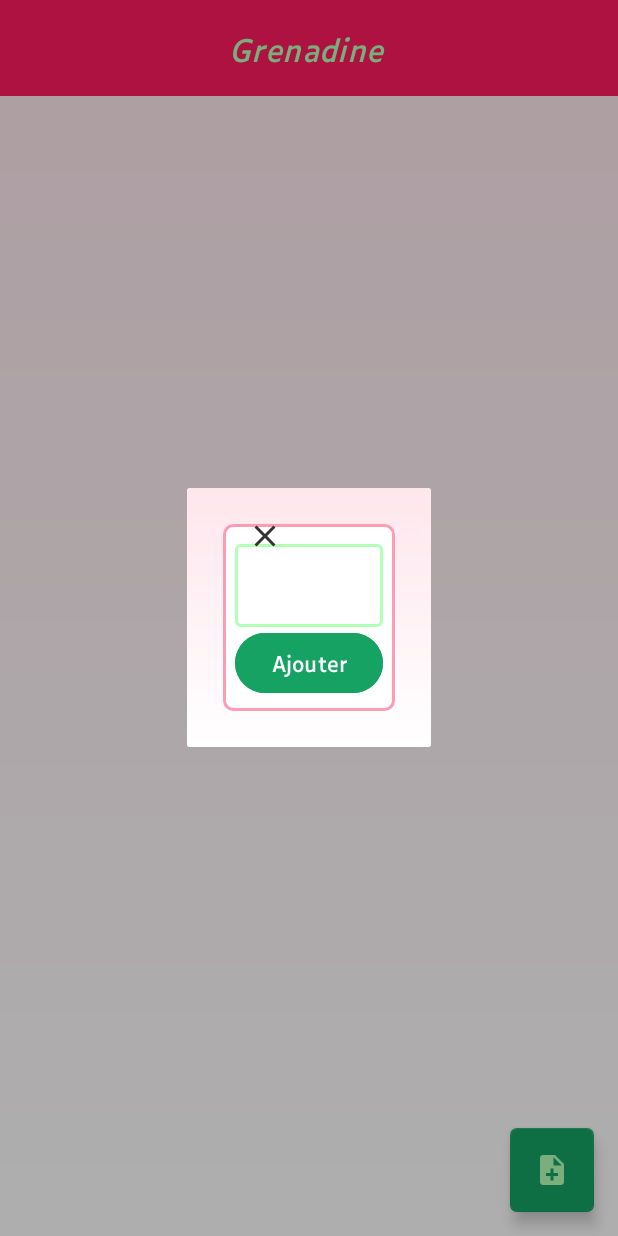
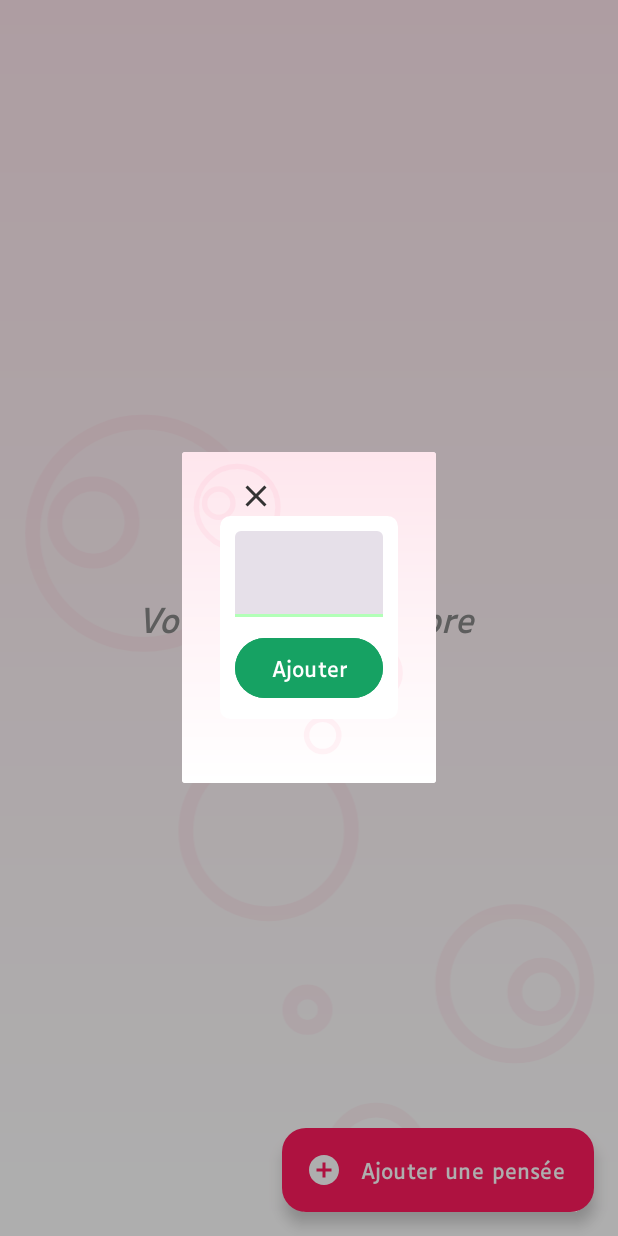
Before and after one commit to silwek/grenadine, an Android app: the fragment NewNoteDialogFragment placed in its activity, on a phone screen of 412 x 824 dp. Run offline under Robolectric (Android 15) with nearby library versions, the phone set to English and light mode, and no system bars; our stand-ins replace Room's generated code.

Commit message:
UI clean

```diff
--- a/app/src/main/java/com/silwek/grenadine/ui/MainActivity.kt
+++ b/app/src/main/java/com/silwek/grenadine/ui/MainActivity.kt
@@ -1,7 +1,9 @@
 package com.silwek.grenadine.ui
 
 import android.os.Bundle
+import android.view.View
 import androidx.appcompat.app.AppCompatActivity
+import androidx.appcompat.app.AppCompatDelegate
 import androidx.core.view.WindowCompat
 import androidx.recyclerview.widget.LinearLayoutManager
 import com.silwek.grenadine.databinding.ActivityMainBinding
@@ -18,10 +20,10 @@ class MainActivity : AppCompatActivity() {
 
     override fun onCreate(savedInstanceState: Bundle?) {
         WindowCompat.setDecorFitsSystemWindows(window, false)
+        AppCompatDelegate.setDefaultNightMode(AppCompatDelegate.MODE_NIGHT_NO)
         super.onCreate(savedInstanceState)
         binding = ActivityMainBinding.inflate(layoutInflater)
         setContentView(binding.root)
-        setSupportActionBar(binding.toolbar)
 
         binding.listNotes.layoutManager = LinearLayoutManager(this)
         binding.listNotes.adapter = adapter
@@ -50,6 +52,7 @@ class MainActivity : AppCompatActivity() {
         adapter.updateItems(notes) {
             binding.refreshListNotes.isRefreshing = false
         }
+        binding.emptyView.visibility = if (notes.isEmpty()) View.VISIBLE else View.INVISIBLE
     }
 
     private fun deleteNote(note: Note) {
--- a/app/src/main/res/drawable/bg_note_item.xml
+++ b/app/src/main/res/drawable/bg_note_item.xml
@@ -3,7 +3,7 @@
     <item>
         <shape android:shape="rectangle" >
             <solid android:color="@color/white" android:width="2dp" />
-            <stroke android:color="@color/lightColor" android:width="2dp" />
+            <stroke android:color="@color/white" android:width="2dp" />
             <corners android:radius="6dp" />
         </shape>
     </item>
--- /dev/null
+++ b/app/src/main/res/drawable/bubbles.xml
@@ -0,0 +1,30 @@
+<vector xmlns:android="http://schemas.android.com/apk/res/android"
+    android:width="144dp"
+    android:height="200dp"
+    android:viewportWidth="410"
+    android:viewportHeight="569.35">
+  <path
+      android:fillColor="#FF000000"
+      android:pathData="M165.16,85.08C165.16,129.28 129.28,165.16 85.08,165.16C40.88,165.16 5,129.28 5,85.08C5,40.88 40.88,5 85.08,5C129.28,5 165.16,40.88 165.16,85.08Z"
+      android:strokeWidth="10"
+      android:fillAlpha="0"
+      android:strokeColor="#000000"/>
+  <path
+      android:fillColor="#FF000000"
+      android:pathData="M235.08,299.72C235.08,332.7 208.31,359.47 175.33,359.47C142.35,359.47 115.57,332.7 115.57,299.72C115.57,266.73 142.35,239.96 175.33,239.96C208.31,239.96 235.08,266.73 235.08,299.72Z"
+      android:strokeWidth="10"
+      android:fillAlpha="0"
+      android:strokeColor="#000000"/>
+  <path
+      android:fillColor="#FF000000"
+      android:pathData="M405,409.88C405,438.6 381.69,461.91 352.97,461.91C324.25,461.91 300.94,438.6 300.94,409.88C300.94,381.16 324.25,357.85 352.97,357.85C381.69,357.85 405,381.16 405,409.88Z"
+      android:strokeWidth="10"
+      android:fillAlpha="0"
+      android:strokeColor="#000000"/>
+  <path
+      android:fillColor="#FF000000"
+      android:pathData="M284.68,532.64C284.68,550.14 270.47,564.35 252.97,564.35C235.47,564.35 221.26,550.14 221.26,532.64C221.26,515.14 235.47,500.93 252.97,500.93C270.47,500.93 284.68,515.14 284.68,532.64Z"
+      android:strokeWidth="10"
+      android:fillAlpha="0"
+      android:strokeColor="#000000"/>
+</vector>
--- /dev/null
+++ b/app/src/main/res/drawable/bubbles_alt.xml
@@ -0,0 +1,48 @@
+<vector xmlns:android="http://schemas.android.com/apk/res/android"
+    android:width="144.14dp"
+    android:height="200dp"
+    android:viewportWidth="400"
+    android:viewportHeight="555">
+  <path
+      android:fillColor="#FF000000"
+      android:pathData="M162.93,87.25C162.93,128.94 129.08,162.79 87.39,162.79C45.7,162.79 11.85,128.94 11.85,87.25C11.85,45.56 45.7,11.71 87.39,11.71C129.08,11.71 162.93,45.56 162.93,87.25Z"
+      android:strokeWidth="10"
+      android:fillAlpha="0"
+      android:strokeColor="#000000"/>
+  <path
+      android:fillColor="#FF000000"
+      android:pathData="M228.88,289.71C228.88,320.82 203.63,346.08 172.52,346.08C141.41,346.08 116.15,320.82 116.15,289.71C116.15,258.6 141.41,233.35 172.52,233.35C203.63,233.35 228.88,258.6 228.88,289.71Z"
+      android:strokeWidth="10"
+      android:fillAlpha="0"
+      android:strokeColor="#000000"/>
+  <path
+      android:fillColor="#FF000000"
+      android:pathData="M389.17,393.63C389.17,420.72 367.17,442.71 340.08,442.71C313,442.71 291,420.72 291,393.63C291,366.54 313,344.55 340.08,344.55C367.17,344.55 389.17,366.54 389.17,393.63Z"
+      android:strokeWidth="10"
+      android:fillAlpha="0"
+      android:strokeColor="#000000"/>
+  <path
+      android:fillColor="#FF000000"
+      android:pathData="M275.67,509.43C275.67,525.94 262.26,539.34 245.76,539.34C229.25,539.34 215.85,525.94 215.85,509.43C215.85,492.92 229.25,479.52 245.76,479.52C262.26,479.52 275.67,492.92 275.67,509.43Z"
+      android:strokeWidth="10"
+      android:fillAlpha="0"
+      android:strokeColor="#000000"/>
+  <path
+      android:fillColor="#FF000000"
+      android:pathData="M211.05,411.27C211.05,417.93 205.64,423.34 198.98,423.34C192.32,423.34 186.92,417.93 186.92,411.27C186.92,404.62 192.32,399.21 198.98,399.21C205.64,399.21 211.05,404.62 211.05,411.27Z"
+      android:strokeWidth="10"
+      android:fillAlpha="0"
+      android:strokeColor="#000000"/>
+  <path
+      android:fillColor="#FF000000"
+      android:pathData="M376.49,399.21C376.49,409.26 368.34,417.41 358.29,417.41C348.24,417.41 340.08,409.26 340.08,399.21C340.08,389.16 348.24,381.01 358.29,381.01C368.34,381.01 376.49,389.16 376.49,399.21Z"
+      android:strokeWidth="10"
+      android:fillAlpha="0"
+      android:strokeColor="#000000"/>
+  <path
+      android:fillColor="#FF000000"
+      android:pathData="M79.53,79.86C79.53,94.35 67.76,106.12 53.27,106.12C38.78,106.12 27.01,94.35 27.01,79.86C27.01,65.36 38.78,53.6 53.27,53.6C67.76,53.6 79.53,65.36 79.53,79.86Z"
+      android:strokeWidth="10"
+      android:fillAlpha="0"
+      android:strokeColor="#000000"/>
+</vector>
--- a/app/src/main/res/layout/activity_main.xml
+++ b/app/src/main/res/layout/activity_main.xml
@@ -6,26 +6,45 @@
     android:layout_width="match_parent"
     android:layout_height="match_parent"
     android:fitsSystemWindows="true"
-    tools:context=".ui.MainActivity">
+    tools:context=".ui.MainActivity"
+    tools:ignore="HardcodedText">
 
-    <com.google.android.material.appbar.AppBarLayout
+    <LinearLayout
+        android:id="@+id/empty_view"
+        android:layout_width="match_parent"
+        android:layout_height="match_parent"
+        android:gravity="center"
+        android:orientation="vertical"
+        android:visibility="gone"
+        tools:visibility="visible">
+
+        <com.google.android.material.textview.MaterialTextView
+            android:layout_width="wrap_content"
+            android:layout_height="wrap_content"
+            android:fontFamily="@font/luciole_regular_italic"
+            android:text="Votre esprit est libre"
+            android:textColor="@color/neutralColor50"
+            android:textSize="@dimen/text_large"
+            app:fontFamily="@font/luciole_regular_italic" />
+    </LinearLayout>
+
+    <ImageView
         android:layout_width="match_parent"
         android:layout_height="wrap_content"
-        android:fitsSystemWindows="true">
-
-        <com.google.android.material.appbar.MaterialToolbar
-            android:id="@+id/toolbar"
-            android:layout_width="match_parent"
-            android:layout_height="?attr/actionBarSize"
-            app:title="@string/app_name" />
-
-    </com.google.android.material.appbar.AppBarLayout>
+        android:layout_gravity="bottom|start"
+        android:layout_margin="@dimen/space_medium"
+        android:adjustViewBounds="true"
+        android:alpha="0.05"
+        android:importantForAccessibility="no"
+        android:src="@drawable/bubbles_alt"
+        app:tint="@color/mainColor" />
 
     <androidx.swiperefreshlayout.widget.SwipeRefreshLayout
         android:id="@+id/refresh_list_notes"
         android:layout_width="match_parent"
         android:layout_height="match_parent"
-        app:layout_behavior="@string/appbar_scrolling_view_behavior">
+        app:layout_behavior="@string/appbar_scrolling_view_behavior"
+        tools:visibility="gone">
 
         <androidx.recyclerview.widget.RecyclerView
             android:id="@+id/list_notes"
@@ -39,13 +58,15 @@
             tools:listitem="@layout/item_note" />
     </androidx.swiperefreshlayout.widget.SwipeRefreshLayout>
 
-    <com.google.android.material.floatingactionbutton.FloatingActionButton
+    <com.google.android.material.floatingactionbutton.ExtendedFloatingActionButton
         android:id="@+id/add_note"
+        style="@style/Widget.Material3.ExtendedFloatingActionButton.Icon.Primary"
         android:layout_width="wrap_content"
         android:layout_height="wrap_content"
         android:layout_gravity="bottom|end"
         android:layout_marginEnd="@dimen/fab_margin"
         android:layout_marginBottom="16dp"
-        app:srcCompat="@drawable/ic_baseline_note_add_24" />
+        android:text="Ajouter une pensée"
+        app:icon="@drawable/ic_baseline_add_circle_24" />
 
 </androidx.coordinatorlayout.widget.CoordinatorLayout>
--- a/app/src/main/res/layout/item_note.xml
+++ b/app/src/main/res/layout/item_note.xml
@@ -4,6 +4,7 @@
     xmlns:tools="http://schemas.android.com/tools"
     android:layout_width="match_parent"
     android:layout_height="wrap_content"
+    tools:ignore="HardcodedText"
     android:padding="8dp">
 
     <LinearLayout
@@ -37,7 +38,7 @@
                 style="@style/ButtonBase.Icon"
                 android:layout_width="wrap_content"
                 android:layout_height="wrap_content"
-                android:contentDescription="Supprimer"
+                android:contentDescription="Oublier"
                 app:srcCompat="@drawable/ic_baseline_close_24" />
         </LinearLayout>
 
--- a/app/src/main/res/layout/view_form_note.xml
+++ b/app/src/main/res/layout/view_form_note.xml
@@ -6,16 +6,27 @@
     android:layout_height="match_parent"
     android:background="@drawable/bg_note_list"
     android:fitsSystemWindows="true"
-    android:padding="8dp">
+    tools:ignore="HardcodedText"
+    android:padding="@dimen/space_small">
+
+    <ImageView
+        android:layout_width="match_parent"
+        android:layout_height="wrap_content"
+        android:adjustViewBounds="true"
+        android:importantForAccessibility="no"
+        android:src="@drawable/bubbles_alt"
+        android:layout_margin="@dimen/space_medium"
+        app:tint="@color/mainColor"
+        android:alpha="0.05"
+        app:layout_constraintBottom_toBottomOf="parent"/>
 
     <LinearLayout
         style="@style/NoteItem"
         android:layout_width="match_parent"
         android:layout_height="wrap_content"
-        android:layout_margin="16dp"
+        android:layout_margin="@dimen/space_xlarge"
         android:orientation="vertical"
-        android:padding="8dp"
-
+        android:padding="@dimen/space_medium"
         app:layout_constraintBottom_toBottomOf="parent"
         app:layout_constraintEnd_toEndOf="parent"
         app:layout_constraintStart_toStartOf="parent"
@@ -27,7 +38,7 @@
             android:orientation="horizontal">
 
             <com.google.android.material.textfield.TextInputLayout
-                style="@style/Widget.Material3.TextInputLayout.OutlinedBox"
+                style="@style/Widget.Material3.TextInputLayout.FilledBox"
                 android:layout_width="match_parent"
                 android:layout_height="wrap_content"
                 app:boxStrokeColor="@color/accentLightColor">
@@ -37,12 +48,12 @@
                     android:layout_width="match_parent"
                     android:layout_height="wrap_content"
                     android:focusedByDefault="true"
+                    android:imeOptions="actionDone"
                     android:inputType="text|textAutoComplete"
                     android:lines="1"
                     android:maxLines="1"
-                    android:imeOptions="actionDone"
-                    android:padding="16dp"
-                    android:textSize="14sp"
+                    android:padding="@dimen/space_large"
+                    android:textSize="@dimen/text_subtitle"
                     tools:text="TextView" />
             </com.google.android.material.textfield.TextInputLayout>
         </LinearLayout>
@@ -50,6 +61,7 @@
         <LinearLayout
             android:layout_width="match_parent"
             android:layout_height="wrap_content"
+            android:layout_marginTop="@dimen/space_medium"
             android:gravity="end"
             android:orientation="horizontal">
 
--- a/app/src/main/res/values-night/themes.xml
+++ b/app/src/main/res/values-night/themes.xml
@@ -8,9 +8,10 @@
         <item name="android:colorPrimaryDark">@color/darkColorNight</item>
         <item name="android:colorAccent">@color/mainColor</item>
         <item name="colorAccent">@color/mainColor</item>
-        <item name="android:colorSecondary">@color/darkColor</item>
         <item name="colorSecondary">@color/darkColor</item>
         <item name="android:textColor">@color/lightTextColor</item>
+        <item name="colorPrimaryContainer">@color/mainColorNight</item>
+        <item name="colorOnPrimaryContainer">@color/lightColor</item>
         <item name="android:windowBackground">@color/darkBackground</item>
     </style>
 
@@ -34,11 +35,11 @@
     <style name="ButtonBase" parent="_ButtonBase">
         <item name="android:backgroundTint">@color/accentDarkColorNight</item>
         <item name="backgroundTint">@color/accentDarkColorNight</item>
-        <item name="android:textColor">@color/accentLightColor</item>
+        <item name="android:textColor">@color/lightColor</item>
     </style>
 
     <style name="ButtonBase.Icon" parent="@style/ButtonBase">
-        <item name="android:tint">@color/lightTextColor</item>
+        <item name="android:tint">@color/lightColor</item>
     </style>
 
     <style name="NoteItemLabelAppearance" parent="_NoteItemLabelAppearance">
--- a/app/src/main/res/values-v29/themes.xml
+++ /dev/null
@@ -1,9 +0,0 @@
-<resources xmlns:tools="http://schemas.android.com/tools">
-
-    <style name="Theme.Grenadine" parent="Base.Theme.Grenadine">
-        <!-- Transparent system bars for edge-to-edge. -->
-        <item name="android:navigationBarColor">@android:color/transparent</item>
-        <item name="android:statusBarColor">@android:color/transparent</item>
-        <item name="android:windowLightStatusBar">?attr/isLightTheme</item>
-    </style>
-</resources>
--- a/app/src/main/res/values/colors.xml
+++ b/app/src/main/res/values/colors.xml
@@ -11,6 +11,7 @@
     <color name="darkBackground">#121111</color>
     <color name="darkTextColor">#333333</color>
     <color name="lightTextColor">#ffffff</color>
+    <color name="neutralColor50">#888888</color>
 
 
     <color name="mainColorNight">#1B1617</color>
--- a/app/src/main/res/values/dimens.xml
+++ b/app/src/main/res/values/dimens.xml
@@ -1,3 +1,25 @@
 <resources>
+
+    <dimen name="space_xsmall">2dp</dimen>
+    <dimen name="space_small">5dp</dimen>
+    <dimen name="space_medium">10dp</dimen>
+    <dimen name="space_large">15dp</dimen>
+    <dimen name="space_xlarge">20dp</dimen>
+    <dimen name="space_xxlarge">30dp</dimen>
+    <dimen name="space_huge">50dp</dimen>
+
+    <dimen name="text_xxsmall">8sp</dimen>
+    <dimen name="text_xsmall">10sp</dimen>
+    <dimen name="text_small">12sp</dimen>
+    <dimen name="text_medium">14sp</dimen>
+    <dimen name="text_subtitle">16sp</dimen>
+    <dimen name="text_title">18sp</dimen>
+    <dimen name="text_semi_large">20sp</dimen>
+    <dimen name="text_large">22sp</dimen>
+    <dimen name="text_xlarge">24sp</dimen>
+    <dimen name="text_huge">28sp</dimen>
+    <dimen name="text_xhuge">34sp</dimen>
+    <dimen name="text_xxhuge">42sp</dimen>
+
     <dimen name="fab_margin">16dp</dimen>
 </resources>
--- a/app/src/main/res/values/themes.xml
+++ b/app/src/main/res/values/themes.xml
@@ -18,8 +18,9 @@
         <item name="android:colorPrimaryDark">@color/darkColor</item>
         <item name="android:colorAccent">@color/accentLightColor</item>
         <item name="colorAccent">@color/accentLightColor</item>
-        <item name="android:colorSecondary">@color/accentDarkColor</item>
         <item name="colorSecondary">@color/accentDarkColor</item>
+        <item name="colorPrimaryContainer">@color/mainColor</item>
+        <item name="colorOnPrimaryContainer">@color/lightTextColor</item>
         <item name="android:windowBackground">@color/lightBackground</item>
     </style>
 
@@ -75,7 +76,7 @@
         <item name="android:textColor">@color/darkTextColor</item>
     </style>
 
-    <style name="_ButtonBase" parent="@style/Widget.Material3.Button.TonalButton" />
+    <style name="_ButtonBase" parent="@style/Widget.Material3.Button.UnelevatedButton" />
 
     <style name="ButtonBase" parent="_ButtonBase">
         <item name="android:backgroundTint">@color/accentDarkColor</item>
```
